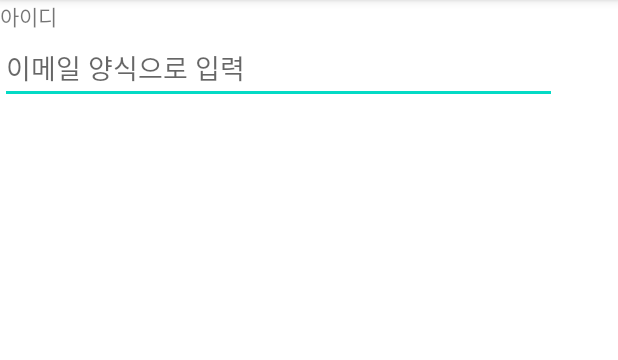
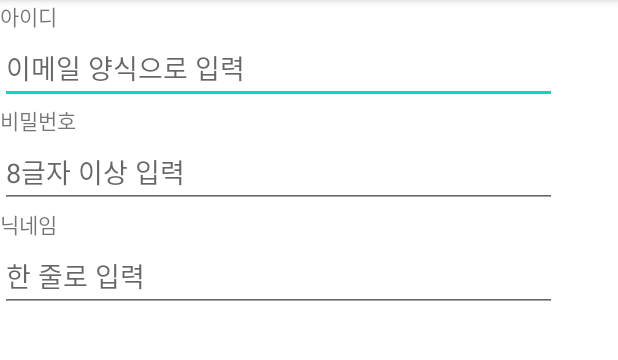
Before and after one commit to Sohee0428/SignUpUIPractice_Sohee, an Android app: the screen it shows after launch (MainActivity), on a phone screen of 412 x 824 dp, the part 84-444 px from its top. Run offline under Robolectric (Android 15) with nearby library versions, the phone set to English and light mode, and no system bars.

Commit message:
비빌번호, 닉네임 설정 EditText - 사용자 설정 singline, imeOptions 속성 체험

```diff
--- a/app/src/main/res/layout/activity_main.xml
+++ b/app/src/main/res/layout/activity_main.xml
@@ -23,6 +23,33 @@
 
 
 
+    <TextView
+        android:layout_width="wrap_content"
+        android:layout_height="wrap_content"
+        android:text="비밀번호"/>
+
+
+    <EditText
+        android:layout_width="371dp"
+        android:layout_height="wrap_content"
+        android:hint="8글자 이상 입력"
+        android:inputType="textPassword"/>
+
+
+
+
+    <TextView
+        android:layout_width="wrap_content"
+        android:layout_height="wrap_content"
+        android:text="닉네임"/>
+
+
+    <EditText
+        android:layout_width="371dp"
+        android:layout_height="wrap_content"
+        android:hint="한 줄로 입력"
+        android:singleLine="true"
+        android:imeOptions="actionDone"/>
 
 
 </LinearLayout>
```
